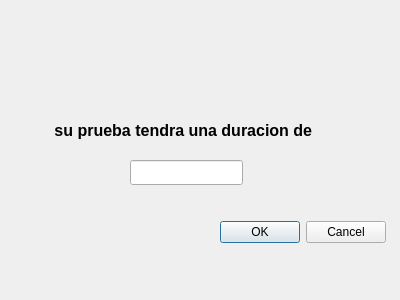
First picture: the form in PA/tiempod.ui, repository keisy43/superproyecto_alse, before the edit.
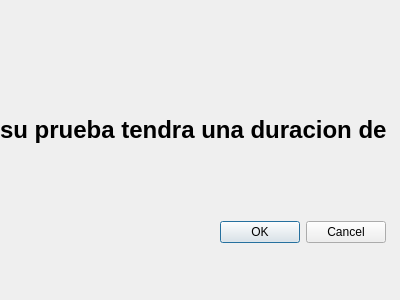
Second picture: the form after the edit.

What changed in the file:
```diff
--- a/PA/tiempod.ui
+++ b/PA/tiempod.ui
@@ -18,15 +18,12 @@
     <rect>
      <x>0</x>
      <y>90</y>
-     <width>371</width>
+     <width>391</width>
      <height>81</height>
     </rect>
    </property>
-   <property name="styleSheet">
-    <string notr="true">font: 11pt &quot;Ubuntu&quot;;</string>
-   </property>
    <property name="text">
-    <string>&lt;html&gt;&lt;head/&gt;&lt;body&gt;&lt;p align=&quot;center&quot;&gt;&lt;span style=&quot; font-size:12pt; font-weight:600;&quot;&gt;su prueba tendra una duracion de &lt;/span&gt;&lt;/p&gt;&lt;/body&gt;&lt;/html&gt;</string>
+    <string>&lt;html&gt;&lt;head/&gt;&lt;body&gt;&lt;p align=&quot;center&quot;&gt;&lt;span style=&quot; font-size:18pt; font-weight:600;&quot;&gt;su prueba tendra una duracion de &lt;/span&gt;&lt;/p&gt;&lt;/body&gt;&lt;/html&gt;</string>
    </property>
   </widget>
   <widget class="QDialogButtonBox" name="buttonBox">
@@ -42,16 +39,6 @@
     <set>QDialogButtonBox::Cancel|QDialogButtonBox::Ok</set>
    </property>
   </widget>
-  <widget class="QLineEdit" name="time">
-   <property name="geometry">
-    <rect>
-     <x>130</x>
-     <y>160</y>
-     <width>113</width>
-     <height>25</height>
-    </rect>
-   </property>
-  </widget>
  </widget>
  <resources/>
  <connections/>
```
